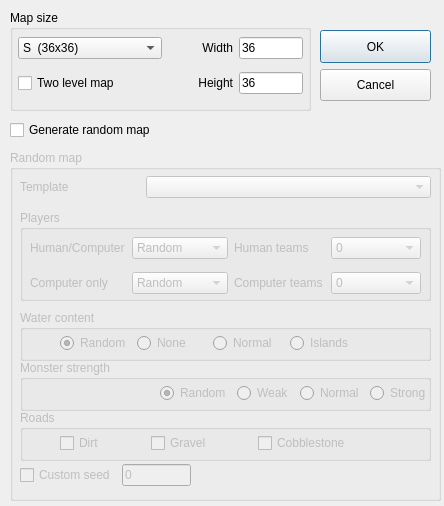
First picture: the form in mapeditor/windownewmap.ui, repository vcmi/vcmi, before the edit.
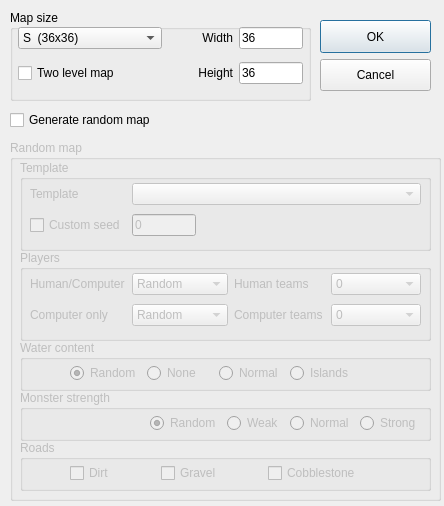
Second picture: the form after the edit.

The edit to the form file:
```diff
--- a/mapeditor/windownewmap.ui
+++ b/mapeditor/windownewmap.ui
@@ -40,7 +40,7 @@
      <x>10</x>
      <y>10</y>
      <width>301</width>
-     <height>101</height>
+     <height>91</height>
     </rect>
    </property>
    <property name="title">
@@ -50,7 +50,7 @@
     <property name="geometry">
      <rect>
       <x>0</x>
-      <y>20</y>
+      <y>10</y>
       <width>301</width>
       <height>73</height>
      </rect>
@@ -217,6 +217,12 @@
        </item>
        <item>
         <widget class="QCheckBox" name="twoLevelCheck">
+         <property name="minimumSize">
+          <size>
+           <width>96</width>
+           <height>0</height>
+          </size>
+         </property>
          <property name="text">
           <string>Two level map</string>
          </property>
@@ -266,9 +272,9 @@
    <property name="geometry">
     <rect>
      <x>10</x>
-     <y>150</y>
+     <y>140</y>
      <width>431</width>
-     <height>351</height>
+     <height>361</height>
     </rect>
    </property>
    <property name="sizePolicy">
@@ -284,7 +290,7 @@
     <property name="geometry">
      <rect>
       <x>10</x>
-      <y>60</y>
+      <y>110</y>
       <width>411</width>
       <height>91</height>
      </rect>
@@ -298,7 +304,7 @@
        <x>10</x>
        <y>20</y>
        <width>391</width>
-       <height>72</height>
+       <height>61</height>
       </rect>
      </property>
      <layout class="QGridLayout" name="gridLayout" columnstretch="0,0,0,0">
@@ -495,7 +501,7 @@
     <property name="geometry">
      <rect>
       <x>10</x>
-      <y>210</y>
+      <y>250</y>
       <width>411</width>
       <height>51</height>
      </rect>
@@ -506,9 +512,9 @@
     <widget class="QWidget" name="layoutWidget3">
      <property name="geometry">
       <rect>
-       <x>0</x>
+       <x>10</x>
        <y>20</y>
-       <width>411</width>
+       <width>391</width>
        <height>26</height>
       </rect>
      </property>
@@ -649,7 +655,7 @@
     <property name="geometry">
      <rect>
       <x>10</x>
-      <y>160</y>
+      <y>200</y>
       <width>411</width>
       <height>51</height>
      </rect>
@@ -672,9 +678,9 @@
     <widget class="QWidget" name="layoutWidget4">
      <property name="geometry">
       <rect>
-       <x>0</x>
+       <x>10</x>
        <y>20</y>
-       <width>411</width>
+       <width>391</width>
        <height>26</height>
       </rect>
      </property>
@@ -791,7 +797,7 @@
     <property name="geometry">
      <rect>
       <x>10</x>
-      <y>260</y>
+      <y>300</y>
       <width>411</width>
       <height>51</height>
      </rect>
@@ -814,9 +820,9 @@
     <widget class="QWidget" name="layoutWidget4_2">
      <property name="geometry">
       <rect>
-       <x>0</x>
+       <x>10</x>
        <y>20</y>
-       <width>411</width>
+       <width>391</width>
        <height>26</height>
       </rect>
      </property>
@@ -897,56 +903,42 @@
      </layout>
     </widget>
    </widget>
-   <widget class="QWidget" name="layoutWidget">
-    <property name="geometry">
-     <rect>
-      <x>10</x>
-      <y>310</y>
-      <width>171</width>
-      <height>31</height>
-     </rect>
-    </property>
-    <layout class="QHBoxLayout" name="horizontalLayout_6">
-     <item>
-      <widget class="QCheckBox" name="checkSeed">
-       <property name="text">
-        <string>Custom seed</string>
-       </property>
-      </widget>
-     </item>
-     <item>
-      <widget class="QLineEdit" name="lineSeed">
-       <property name="enabled">
-        <bool>false</bool>
-       </property>
-       <property name="inputMethodHints">
-        <set>Qt::InputMethodHint::ImhDigitsOnly</set>
-       </property>
-       <property name="text">
-        <string>0</string>
-       </property>
-      </widget>
-     </item>
-    </layout>
-   </widget>
-   <widget class="QWidget" name="layoutWidget5">
+   <widget class="QGroupBox" name="groupBox_5">
     <property name="geometry">
      <rect>
       <x>10</x>
       <y>20</y>
       <width>411</width>
-      <height>34</height>
+      <height>91</height>
      </rect>
     </property>
-    <layout class="QHBoxLayout" name="horizontalLayout_3">
-     <item>
+    <property name="title">
+     <string>Template</string>
+    </property>
+    <widget class="QWidget" name="layoutWidget2_2">
+     <property name="geometry">
+      <rect>
+       <x>10</x>
+       <y>20</y>
+       <width>391</width>
+       <height>61</height>
+      </rect>
+     </property>
+     <layout class="QGridLayout" name="gridLayout_3" columnstretch="0,0">
+      <item row="0" column="0">
       <widget class="QLabel" name="label_5">
        <property name="sizePolicy">
-        <sizepolicy hsizetype="Preferred" vsizetype="Expanding">
+         <sizepolicy hsizetype="Preferred" vsizetype="Preferred">
          <horstretch>0</horstretch>
          <verstretch>0</verstretch>
         </sizepolicy>
        </property>
+        <property name="minimumSize">
+         <size>
+          <width>96</width>
+          <height>0</height>
+         </size>
+        </property>
        <property name="maximumSize">
         <size>
          <width>120</width>
@@ -958,11 +950,17 @@
        </property>
       </widget>
      </item>
-     <item>
+      <item row="0" column="1">
       <widget class="QComboBox" name="templateCombo">
        <property name="enabled">
         <bool>true</bool>
        </property>
+        <property name="sizePolicy">
+         <sizepolicy hsizetype="Expanding" vsizetype="Fixed">
+          <horstretch>0</horstretch>
+          <verstretch>0</verstretch>
+         </sizepolicy>
+        </property>
        <property name="currentText">
         <string notr="true"/>
        </property>
@@ -971,14 +969,47 @@
        </property>
       </widget>
      </item>
-    </layout>
+      <item row="1" column="0">
+       <widget class="QCheckBox" name="checkSeed">
+        <property name="text">
+         <string>Custom seed</string>
+        </property>
+       </widget>
+      </item>
+      <item row="1" column="1">
+       <widget class="QLineEdit" name="lineSeed">
+        <property name="enabled">
+         <bool>false</bool>
+        </property>
+        <property name="sizePolicy">
+         <sizepolicy hsizetype="Fixed" vsizetype="Fixed">
+          <horstretch>0</horstretch>
+          <verstretch>0</verstretch>
+         </sizepolicy>
+        </property>
+        <property name="maximumSize">
+         <size>
+          <width>64</width>
+          <height>16777215</height>
+         </size>
+        </property>
+        <property name="inputMethodHints">
+         <set>Qt::InputMethodHint::ImhDigitsOnly</set>
+        </property>
+        <property name="text">
+         <string>0</string>
+        </property>
+       </widget>
+      </item>
+     </layout>
+    </widget>
    </widget>
   </widget>
   <widget class="QCheckBox" name="randomMapCheck">
    <property name="geometry">
     <rect>
      <x>10</x>
-     <y>120</y>
+     <y>110</y>
      <width>421</width>
      <height>20</height>
     </rect>
@@ -991,7 +1022,7 @@
    <property name="geometry">
     <rect>
      <x>320</x>
-     <y>30</y>
+     <y>20</y>
      <width>111</width>
      <height>71</height>
     </rect>
```
Lines whose indentation alone changed are shown as unchanged.
